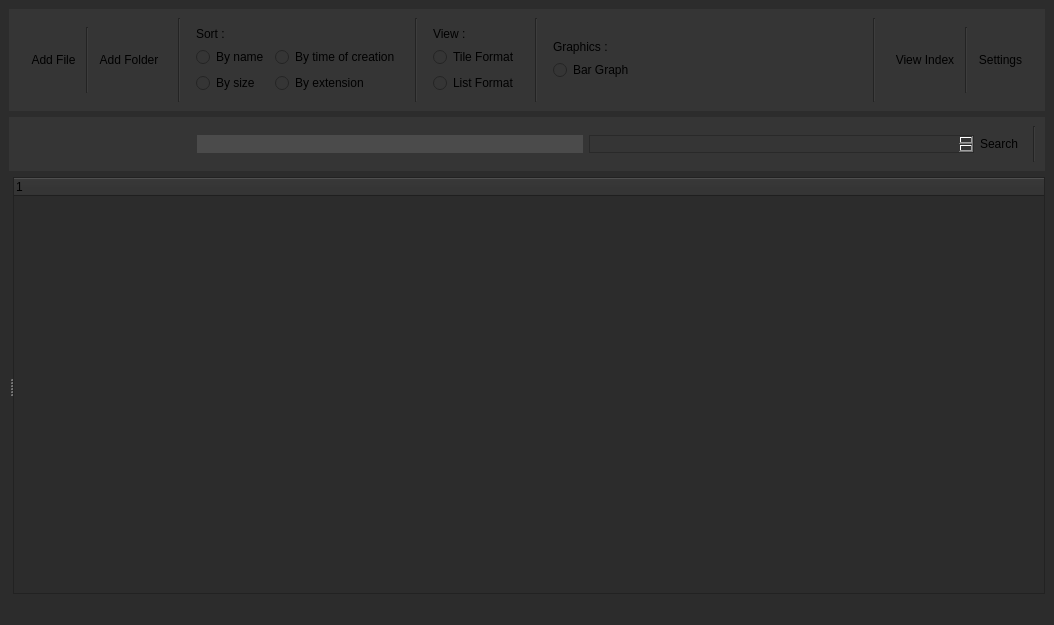
This is trueexplorer.ui in akshayshadow321/TrueExplorer as Qt 5 draws it before an edit. The edited form follows.
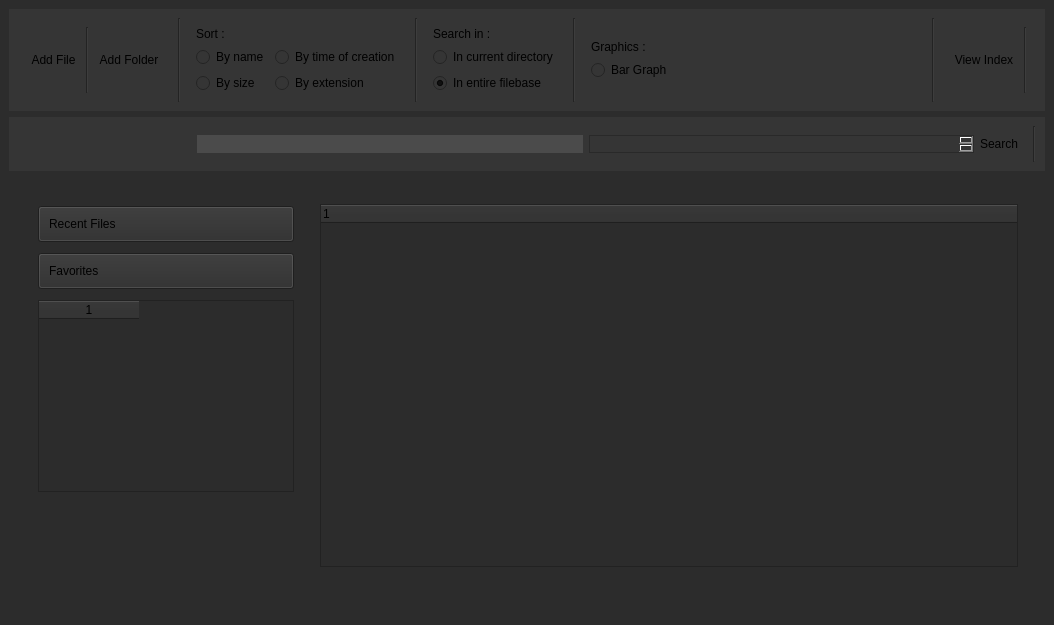
This is the edited form.

Patch:
```diff
--- a/trueexplorer.ui
+++ b/trueexplorer.ui
@@ -161,32 +161,41 @@
        <item>
         <widget class="QWidget" name="viewLayout_2" native="true">
          <property name="sizePolicy">
-          <sizepolicy hsizetype="Preferred" vsizetype="Fixed">
+          <sizepolicy hsizetype="Maximum" vsizetype="Maximum">
            <horstretch>0</horstretch>
            <verstretch>0</verstretch>
           </sizepolicy>
          </property>
          <layout class="QVBoxLayout" name="viewLayout">
           <item>
-           <layout class="QGridLayout" name="gridLayout_3">
-            <item row="3" column="0">
-             <widget class="QRadioButton" name="listViewRadioButton">
-              <property name="text">
-               <string>List Format</string>
-              </property>
-             </widget>
-            </item>
-            <item row="1" column="0">
-             <widget class="QRadioButton" name="tileViewRadioButton">
-              <property name="text">
-               <string>Tile Format</string>
-              </property>
-             </widget>
-            </item>
-            <item row="0" column="0">
              <widget class="QLabel" name="label_2">
+            <property name="sizePolicy">
+             <sizepolicy hsizetype="Maximum" vsizetype="Maximum">
+              <horstretch>0</horstretch>
+              <verstretch>0</verstretch>
+             </sizepolicy>
+            </property>
               <property name="text">
-               <string>View :</string>
+             <string>Search in : </string>
+            </property>
+           </widget>
+          </item>
+          <item>
+           <layout class="QVBoxLayout" name="verticalLayout_3">
+            <item>
+             <widget class="QRadioButton" name="currentDirRadioButton">
+              <property name="text">
+               <string>In current directory</string>
+              </property>
+             </widget>
+            </item>
+            <item>
+             <widget class="QRadioButton" name="filebaseRadioButton">
+              <property name="text">
+               <string>In entire filebase</string>
+              </property>
+              <property name="checked">
+               <bool>true</bool>
               </property>
              </widget>
             </item>
@@ -274,13 +283,6 @@
             </property>
            </widget>
           </item>
-          <item>
-           <widget class="QToolButton" name="settingsToolButton">
-            <property name="text">
-             <string>Settings</string>
-            </property>
-           </widget>
-          </item>
          </layout>
         </widget>
        </item>
@@ -410,47 +412,97 @@
      </widget>
     </item>
     <item row="2" column="0">
-     <widget class="QSplitter" name="splitter">
-      <property name="orientation">
-       <enum>Qt::Orientation::Horizontal</enum>
-      </property>
-      <property name="childrenCollapsible">
-       <bool>false</bool>
-      </property>
-      <widget class="QWidget" name="navMenu" native="true">
-       <property name="sizePolicy">
-        <sizepolicy hsizetype="Preferred" vsizetype="Preferred">
-         <horstretch>0</horstretch>
-         <verstretch>0</verstretch>
-        </sizepolicy>
-       </property>
-       <property name="maximumSize">
-        <size>
-         <width>400</width>
-         <height>16777215</height>
-        </size>
-       </property>
-       <property name="baseSize">
-        <size>
-         <width>300</width>
-         <height>0</height>
-        </size>
-       </property>
-       <property name="styleSheet">
-        <string notr="true">background-color: rgb(53, 53, 53);</string>
-       </property>
-       <layout class="QVBoxLayout" name="verticalLayout_2"/>
-      </widget>
       <widget class="QWidget" name="verticalWidget" native="true">
+      <layout class="QVBoxLayout" name="verticalLayout_2">
+       <item>
+        <widget class="QWidget" name="widget" native="true">
+         <layout class="QHBoxLayout" name="horizontalLayout_3">
+          <item alignment="Qt::AlignmentFlag::AlignTop">
+           <widget class="QWidget" name="verticalWidget_2" native="true">
+            <property name="sizePolicy">
+             <sizepolicy hsizetype="Maximum" vsizetype="Preferred">
+              <horstretch>0</horstretch>
+              <verstretch>0</verstretch>
+             </sizepolicy>
+            </property>
+            <property name="minimumSize">
+             <size>
+              <width>150</width>
+              <height>0</height>
+             </size>
+            </property>
+            <property name="baseSize">
+             <size>
+              <width>200</width>
+              <height>0</height>
+             </size>
+            </property>
+            <property name="layoutDirection">
+             <enum>Qt::LayoutDirection::LeftToRight</enum>
+            </property>
+            <property name="styleSheet">
+             <string notr="true"/>
+            </property>
+            <layout class="QVBoxLayout" name="verticalLayout_9">
+             <property name="spacing">
+              <number>11</number>
+             </property>
+             <property name="leftMargin">
+              <number>11</number>
+             </property>
+             <property name="topMargin">
+              <number>11</number>
+             </property>
+             <property name="rightMargin">
+              <number>11</number>
+             </property>
+             <property name="bottomMargin">
+              <number>11</number>
+             </property>
+             <item>
+              <widget class="QPushButton" name="recentFilesButton">
+               <property name="styleSheet">
+                <string notr="true">padding: 10px;
+text-align: left</string>
+               </property>
+               <property name="text">
+                <string>Recent Files</string>
+               </property>
+              </widget>
+             </item>
+             <item>
+              <widget class="QPushButton" name="favoritesButton">
+               <property name="styleSheet">
+                <string notr="true">padding:10px;
+text-align:left</string>
+               </property>
+               <property name="text">
+                <string>Favorites</string>
+               </property>
+              </widget>
+             </item>
+             <item>
+              <widget class="QTableWidget" name="driveTable">
+               <property name="columnCount">
+                <number>1</number>
+               </property>
+               <column/>
+              </widget>
+             </item>
+            </layout>
+           </widget>
+          </item>
+          <item>
+           <widget class="QWidget" name="verticalWidget_3" native="true">
        <property name="sizePolicy">
         <sizepolicy hsizetype="Preferred" vsizetype="Preferred">
          <horstretch>0</horstretch>
          <verstretch>0</verstretch>
         </sizepolicy>
        </property>
-       <layout class="QVBoxLayout" name="verticalLayout_3">
+            <layout class="QVBoxLayout" name="verticalLayout_8">
         <item>
-         <widget class="QTreeWidget" name="treeWidget">
+              <widget class="QTreeWidget" name="treeWidget_2">
           <property name="sizePolicy">
            <sizepolicy hsizetype="Preferred" vsizetype="Preferred">
             <horstretch>0</horstretch>
@@ -472,6 +524,11 @@
         </item>
        </layout>
       </widget>
+          </item>
+         </layout>
+        </widget>
+       </item>
+      </layout>
      </widget>
     </item>
    </layout>
```
Left out of the diff: 4 changed lines with no effect on the pictures. Lines whose indentation alone changed are shown as unchanged.
